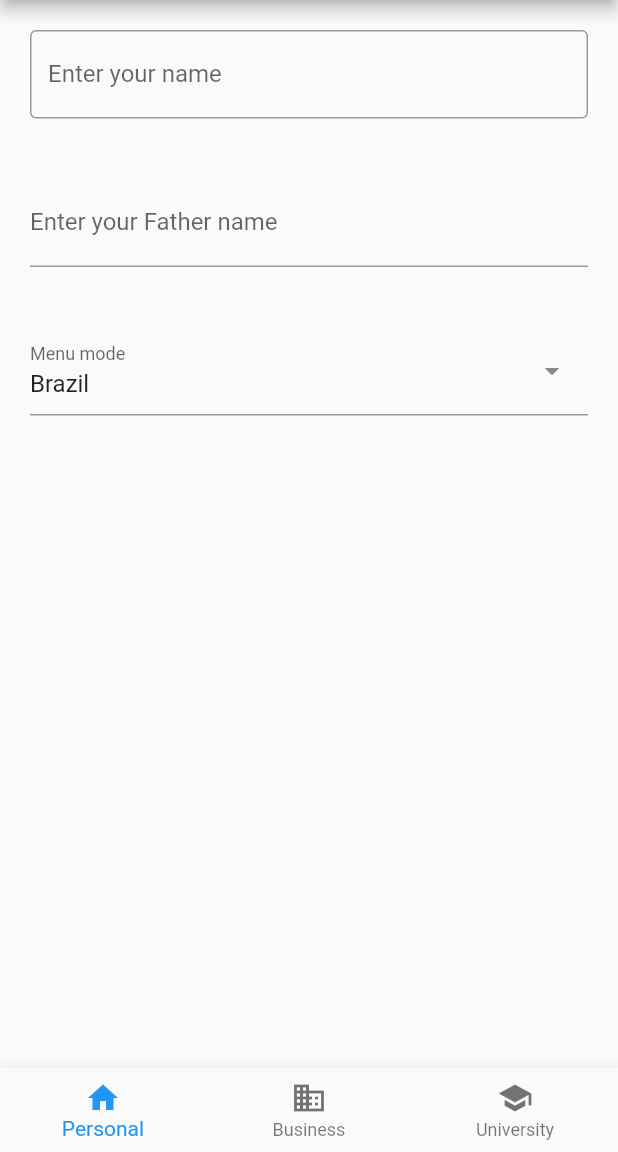
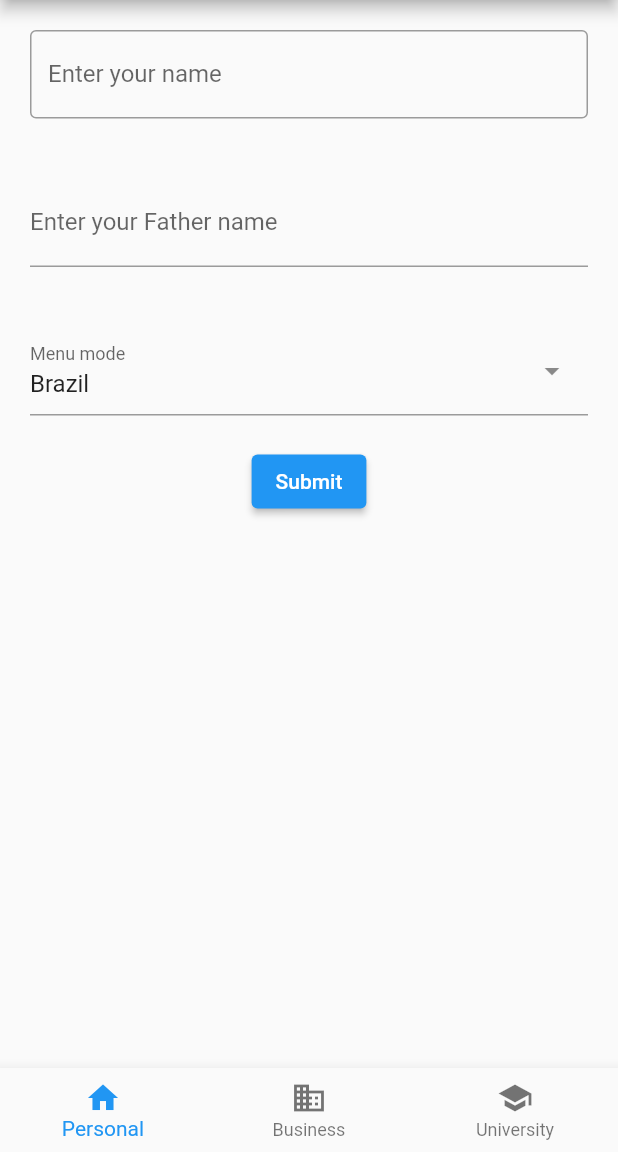
Before and after one commit to fidabaloch/flutterBottomNavigationBar, a Flutter app: the screen it shows after launch, on a phone screen of 412 x 824 dp, the part 84-1236 px from its top. Run offline on Flutter 3.47's test engine with Material 2 defaults, Android fonts, the phone set to English and light mode, and no system bars; drawn by our look-alikes of dropdown_search.

Commit message:
added button

```diff
--- a/lib/personalScreen/personalScreen.dart
+++ b/lib/personalScreen/personalScreen.dart
@@ -2,6 +2,8 @@ import 'package:dropdown_search/dropdown_search.dart';
 import 'package:flutter/material.dart';
 
 class PersonalScreen extends StatelessWidget {
+  const PersonalScreen({super.key});
+
   @override
   Widget build(BuildContext context) {
     return Column(
@@ -48,7 +50,13 @@ class PersonalScreen extends StatelessWidget {
             onChanged: print,
             selectedItem: "Brazil",
           ),
-        )
+        ),
+        ElevatedButton(
+          onPressed: () {
+            //TODO: Implement on peress
+          },
+          child: Text('Submit'),
+        ),
       ],
     );
   }
```
